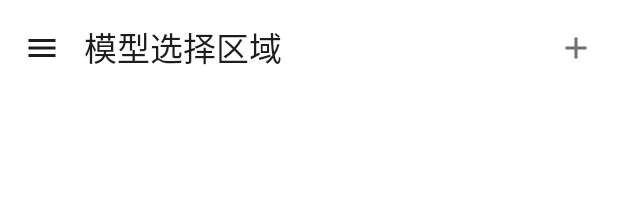
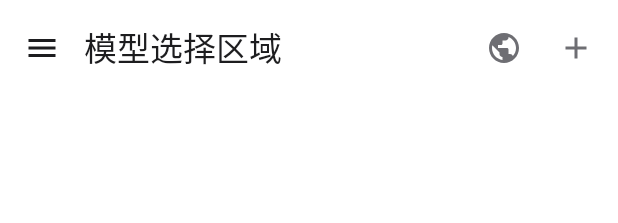
Before and after one commit to oopupdeep/PhoneAiAssistant, an Android app built with Jetpack Compose: the @Preview function ChatTopAppBarPreview, on a phone screen of 412 x 824 dp. Shown: the top 223 px of the screen. Run offline under Robolectric (Android 15) with nearby library versions, the phone set to English and light mode, and no system bars.

Commit message:
Add WebView mode for official chat pages

```diff
--- a/app/src/main/AndroidManifest.xml
+++ b/app/src/main/AndroidManifest.xml
@@ -24,6 +24,9 @@
             </intent-filter>
         </activity>
 
+        <activity android:name=".ui.activities.WebChatActivity"
+            android:exported="false" />
+
     </application>
 
 </manifest>
--- a/app/src/main/java/com/wang/phoneaiassistant/ui/chat/components/ChatTopAppBar.kt
+++ b/app/src/main/java/com/wang/phoneaiassistant/ui/chat/components/ChatTopAppBar.kt
@@ -3,6 +3,7 @@ package com.wang.phoneaiassistant.ui.chat.components
 import androidx.compose.material.icons.Icons
 import androidx.compose.material.icons.filled.Add
 import androidx.compose.material.icons.filled.Menu
+import androidx.compose.material.icons.filled.Public
 import androidx.compose.material3.*
 import androidx.compose.runtime.Composable
 import androidx.compose.ui.tooling.preview.Preview
@@ -13,6 +14,7 @@ import com.wang.phoneaiassistant.ui.theme.PhoneAiAssistantTheme
 fun ChatTopAppBar(
     onNavigationIconClick: () -> Unit,
     onNewChatClick: () -> Unit,
+    onWebModeClick: () -> Unit,
     modelSelectionContent: @Composable () -> Unit
 ) {
     TopAppBar(
@@ -32,6 +34,12 @@ fun ChatTopAppBar(
         },
         // 需求 2: 右侧新建对话图标
         actions = {
+            IconButton(onClick = onWebModeClick) {
+                Icon(
+                    imageVector = Icons.Default.Public,
+                    contentDescription = "Web"
+                )
+            }
             IconButton(onClick = onNewChatClick) {
                 Icon(
                     imageVector = Icons.Default.Add,
@@ -49,6 +57,7 @@ fun ChatTopAppBarPreview() {
         ChatTopAppBar(
             onNavigationIconClick = {},
             onNewChatClick = {},
+            onWebModeClick = {},
             modelSelectionContent = { Text("模型选择区域") }
         )
     }
```
Also changed, not shown: app/src/main/java/com/wang/phoneaiassistant/ui/activities/WebChatActivity.kt (added, +74 -0 lines), app/src/main/java/com/wang/phoneaiassistant/ui/chat/ChatScreen.kt (+8 -0 lines).
